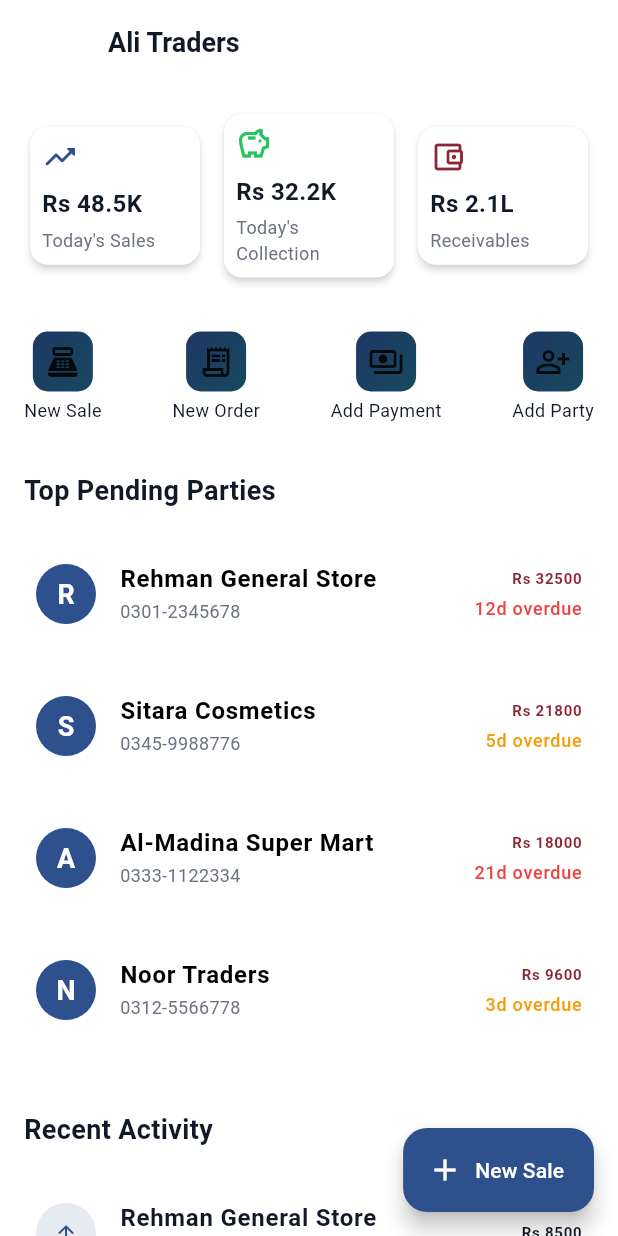
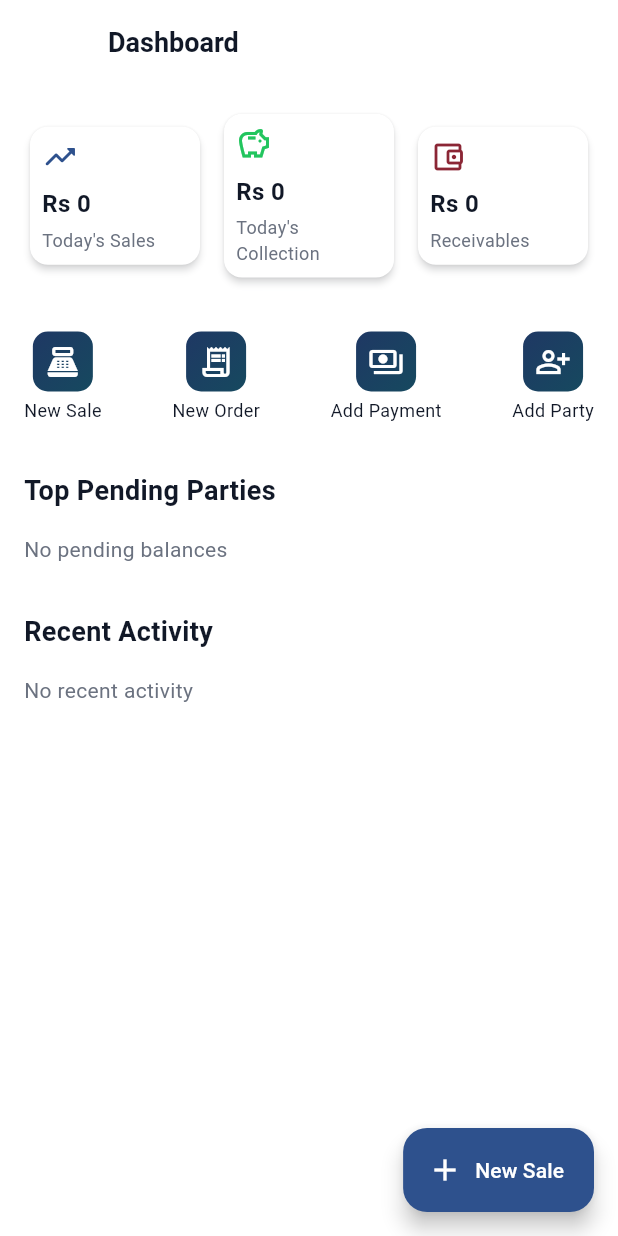
Before and after one commit to mohsinkhan117/katha_management, a Flutter app: the screen it shows after launch, on a phone screen of 412 x 824 dp. Run offline on Flutter 3.47's test engine with Material 3 defaults, Android fonts, the phone set to English and light mode, and no system bars; our stand-ins replace permission_handler, sqflite; accounts and stored records are empty; Roboto replaces fonts that are missing (Poppins).

Commit message:
dashboard working completely

```diff
--- a/lib/main.dart
+++ b/lib/main.dart
@@ -25,7 +25,7 @@ class MyApp extends StatelessWidget {
   Widget build(BuildContext context) {
     return MultiProvider(
       providers: [
-        ChangeNotifierProvider(create: (_) => DashboardViewModel()),
+        ChangeNotifierProvider(create: (_) => DashboardViewmodel()),
         ChangeNotifierProvider(create: (_) => NewSaleViewModel()),
         ChangeNotifierProvider(create: (_) => NewOrderViewModel()),
         ChangeNotifierProvider(create: (_) => PaymentViewModel()),
--- a/lib/ui/dashboard/dashboard_view.dart
+++ b/lib/ui/dashboard/dashboard_view.dart
@@ -8,14 +8,14 @@ import 'package:katha_management/ui/new_order/new_order_view.dart';
 import 'package:katha_management/ui/new_sale/new_sale_view.dart';
 import 'package:provider/provider.dart';
 
-import '../../core/constants/sizes/sizes.dart';
-import '../../core/theme/app_colors/app_colors.dart';
+import '../../../core/constants/sizes/sizes.dart';
+import '../../../core/theme/app_colors/app_colors.dart';
 
 class DashboardView extends StatelessWidget {
-  static const String routeName = '/dashboard_view';
+  static const String routeName = '/dashboard-view';
   static Route route() {
     return MaterialPageRoute(
-      builder: (context) => const DashboardView(),
+      builder: (context) => DashboardView(),
       settings: RouteSettings(name: routeName),
     );
   }
@@ -24,14 +24,23 @@ class DashboardView extends StatelessWidget {
 
   @override
   Widget build(BuildContext context) {
+    return ChangeNotifierProvider(
+      create: (_) => DashboardViewmodel(),
+      child: const _HomeViewBody(),
+    );
+  }
+}
+
+class _HomeViewBody extends StatelessWidget {
+  const _HomeViewBody();
+
+  @override
+  Widget build(BuildContext context) {
     return Scaffold(
-      appBar: AppBar(
-        title: Text(Provider.of<DashboardViewModel>(context).businessName),
-        leading: Text(''),
-      ),
-      body: Consumer<DashboardViewModel>(
+      appBar: AppBar(title: const Text('Dashboard'), leading: Text('')),
+      body: Consumer<DashboardViewmodel>(
         builder: (context, vm, _) {
-          if (vm.isLoading) {
+          if (vm.isLoading && vm.totalPartiesCount == 0) {
             return const Center(child: CircularProgressIndicator());
           }
 
@@ -40,6 +49,10 @@ class DashboardView extends StatelessWidget {
             child: ListView(
               padding: const EdgeInsets.all(AppSizes.md),
               children: [
+                if (vm.errorMessage != null) ...[
+                  _ErrorBanner(message: vm.errorMessage!),
+                  const SizedBox(height: AppSizes.spaceBtwSections),
+                ],
                 _SummaryCards(vm: vm),
                 const SizedBox(height: AppSizes.spaceBtwSections),
                 const _QuickActions(),
@@ -50,7 +63,7 @@ class DashboardView extends StatelessWidget {
                 const SizedBox(height: AppSizes.spaceBtwSections),
                 const _SectionHeader(title: 'Recent Activity'),
                 const SizedBox(height: AppSizes.spaceBtwItems),
-                _RecentTransactionsList(transactions: vm.recentTransactions),
+                _RecentActivityList(items: vm.recentActivity),
                 const SizedBox(height: AppSizes.spaceBtwSections),
               ],
             ),
@@ -58,11 +71,7 @@ class DashboardView extends StatelessWidget {
         },
       ),
       floatingActionButton: FloatingActionButton.extended(
-        onPressed: () => Navigator.push(
-          context,
-          MaterialPageRoute(builder: (context) => NewSaleView()),
-        ),
-
+        onPressed: () {},
         icon: const Icon(Icons.add),
         label: const Text('New Sale'),
       ),
@@ -70,9 +79,44 @@ class DashboardView extends StatelessWidget {
   }
 }
 
+class _ErrorBanner extends StatelessWidget {
+  const _ErrorBanner({required this.message});
+  final String message;
+
+  @override
+  Widget build(BuildContext context) {
+    return Container(
+      padding: const EdgeInsets.all(AppSizes.sm),
+      decoration: BoxDecoration(
+        color: AppColors.error.withValues(alpha: 0.1),
+        borderRadius: BorderRadius.circular(AppSizes.borderRadiusMd),
+      ),
+      child: Row(
+        children: [
+          const Icon(
+            Icons.error_outline,
+            color: AppColors.error,
+            size: AppSizes.iconSm,
+          ),
+          const SizedBox(width: AppSizes.sm),
+          Expanded(
+            child: Text(
+              message,
+              style: const TextStyle(
+                fontSize: AppSizes.fontSizeSm,
+                color: AppColors.error,
+              ),
+            ),
+          ),
+        ],
+      ),
+    );
+  }
+}
+
 class _SummaryCards extends StatelessWidget {
   const _SummaryCards({required this.vm});
-  final DashboardViewModel vm;
+  final DashboardViewmodel vm;
 
   @override
   Widget build(BuildContext context) {
@@ -170,7 +214,7 @@ class _QuickActions extends StatelessWidget {
 
   @override
   Widget build(BuildContext context) {
-    List actions = [
+    final actions = [
       (
         Icons.point_of_sale_outlined,
         'New Sale',
@@ -231,10 +275,20 @@ class _QuickActionButton extends StatelessWidget {
               gradient: AppColors.primaryLinerGradient,
               borderRadius: BorderRadius.circular(AppSizes.borderRadiusMd),
             ),
-            child: Icon(icon, size: AppSizes.iconMd),
+            child: Icon(
+              icon,
+              color: AppColors.textWhite,
+              size: AppSizes.iconMd,
+            ),
           ),
           const SizedBox(height: AppSizes.xs),
-          Text(label, style: const TextStyle(fontSize: AppSizes.fontSizeSm)),
+          Text(
+            label,
+            style: const TextStyle(
+              fontSize: AppSizes.fontSizeSm,
+              color: AppColors.textPrimary,
+            ),
+          ),
         ],
       ),
     );
@@ -242,7 +296,7 @@ class _QuickActionButton extends StatelessWidget {
 }
 
 class _SectionHeader extends StatelessWidget {
-  const _SectionHeader({required this.title}) : onSeeAll = null;
+  const _SectionHeader({required this.title, this.onSeeAll});
   final String title;
   final VoidCallback? onSeeAll;
 
@@ -274,13 +328,13 @@ class _SectionHeader extends StatelessWidget {
 
 class _PendingPartiesList extends StatelessWidget {
   const _PendingPartiesList({required this.parties});
-  final List<DummyPendingParty> parties;
+  final List<PartyBalanceSummary> parties;
 
   @override
   Widget build(BuildContext context) {
     if (parties.isEmpty) {
       return const Text(
-        'No pending balances ',
+        'No pending balances',
         style: TextStyle(color: AppColors.textSecondary),
       );
     }
@@ -300,29 +354,42 @@ class _PendingPartiesList extends StatelessWidget {
 
 class _PendingPartyTile extends StatelessWidget {
   const _PendingPartyTile({required this.party});
-  final DummyPendingParty party;
+  final PartyBalanceSummary party;
 
   @override
   Widget build(BuildContext context) {
-    final isOverdue = party.daysOverdue > 7;
+    final days = party.daysSinceOldestDue;
+    final isOverdue = days != null && days > 7;
 
-    return ListTile(
+    return Card(
+      elevation: AppSizes.cardElevation,
+      shape: RoundedRectangleBorder(
+        borderRadius: BorderRadius.circular(AppSizes.cardRadiusSm),
+      ),
+      child: ListTile(
         contentPadding: const EdgeInsets.symmetric(
           horizontal: AppSizes.sm,
           vertical: AppSizes.xs,
         ),
         leading: CircleAvatar(
+          backgroundColor: AppColors.lightContainer,
           child: Text(
-          party.name.isNotEmpty ? party.name[0] : '?',
-          style: const TextStyle(fontWeight: FontWeight.bold),
+            party.partyName.isNotEmpty ? party.partyName[0] : '?',
+            style: const TextStyle(
+              color: AppColors.primary,
+              fontWeight: FontWeight.bold,
+            ),
           ),
         ),
         title: Text(
-        party.name,
-        style: const TextStyle(fontWeight: FontWeight.w600),
+          party.partyName,
+          style: const TextStyle(
+            fontWeight: FontWeight.w600,
+            color: AppColors.textPrimary,
+          ),
         ),
         subtitle: Text(
-        party.phone,
+          party.partyPhone ?? 'No phone on file',
           style: const TextStyle(
             fontSize: AppSizes.fontSizeSm,
             color: AppColors.textSecondary,
@@ -341,7 +408,7 @@ class _PendingPartyTile extends StatelessWidget {
             ),
             const SizedBox(height: AppSizes.xs),
             Text(
-            '${party.daysOverdue}d overdue',
+              days != null ? '${days}d overdue' : 'Opening balance',
               style: TextStyle(
                 fontSize: AppSizes.fontSizeSm,
                 color: isOverdue ? AppColors.error : AppColors.warning,
@@ -349,17 +416,18 @@ class _PendingPartyTile extends StatelessWidget {
             ),
           ],
         ),
+      ),
     );
   }
 }
 
-class _RecentTransactionsList extends StatelessWidget {
-  const _RecentTransactionsList({required this.transactions});
-  final List<DummyTransaction> transactions;
+class _RecentActivityList extends StatelessWidget {
+  const _RecentActivityList({required this.items});
+  final List<ActivityItem> items;
 
   @override
   Widget build(BuildContext context) {
-    if (transactions.isEmpty) {
+    if (items.isEmpty) {
       return const Text(
         'No recent activity',
         style: TextStyle(color: AppColors.textSecondary),
@@ -367,11 +435,11 @@ class _RecentTransactionsList extends StatelessWidget {
     }
 
     return Column(
-      children: transactions
+      children: items
           .map(
-            (t) => Padding(
+            (item) => Padding(
               padding: const EdgeInsets.only(bottom: AppSizes.sm),
-              child: _TransactionTile(transaction: t),
+              child: _ActivityTile(item: item),
             ),
           )
           .toList(),
@@ -379,18 +447,22 @@ class _RecentTransactionsList extends StatelessWidget {
   }
 }
 
-class _TransactionTile extends StatelessWidget {
-  const _TransactionTile({required this.transaction});
-  final DummyTransaction transaction;
+class _ActivityTile extends StatelessWidget {
+  const _ActivityTile({required this.item});
+  final ActivityItem item;
 
   (IconData, Color, String) get _typeMeta {
-    switch (transaction.type) {
-      case DummyTransactionType.sale:
+    switch (item.type) {
+      case ActivityType.sale:
         return (Icons.arrow_upward_rounded, AppColors.primary, 'Sale');
-      case DummyTransactionType.payment:
+      case ActivityType.payment:
         return (Icons.arrow_downward_rounded, AppColors.success, 'Payment');
-      case DummyTransactionType.returnItem:
-        return (Icons.undo_rounded, AppColors.tetraColor, 'Return');
+      case ActivityType.order:
+        return (
+          Icons.receipt_long_outlined,
+          AppColors.secondary,
+          'Order Placed',
+        );
     }
   }
 
@@ -405,7 +477,12 @@ class _TransactionTile extends StatelessWidget {
   Widget build(BuildContext context) {
     final (icon, color, label) = _typeMeta;
 
-    return ListTile(
+    return Card(
+      elevation: AppSizes.cardElevation,
+      shape: RoundedRectangleBorder(
+        borderRadius: BorderRadius.circular(AppSizes.cardRadiusSm),
+      ),
+      child: ListTile(
         contentPadding: const EdgeInsets.symmetric(
           horizontal: AppSizes.sm,
           vertical: AppSizes.xs,
@@ -415,26 +492,27 @@ class _TransactionTile extends StatelessWidget {
           child: Icon(icon, color: color, size: AppSizes.iconSm),
         ),
         title: Text(
-        transaction.partyName,
+          item.partyName,
           style: const TextStyle(
             fontWeight: FontWeight.w600,
             color: AppColors.textPrimary,
           ),
         ),
         subtitle: Text(
-        '$label • ${_formatTime(transaction.date)}',
+          '$label • ${_formatTime(item.date)}',
           style: const TextStyle(
             fontSize: AppSizes.fontSizeSm,
             color: AppColors.textSecondary,
           ),
         ),
         trailing: Text(
-        'Rs ${transaction.amount.toStringAsFixed(0)}',
+          'Rs ${item.amount.toStringAsFixed(0)}',
           style: TextStyle(
             fontWeight: FontWeight.bold,
-          color: transaction.type == DummyTransactionType.payment
+            color: item.type == ActivityType.payment
                 ? AppColors.success
                 : AppColors.textPrimary,
+          ),
         ),
       ),
     );
--- a/lib/ui/dashboard/dashboard_view_model.dart
+++ b/lib/ui/dashboard/dashboard_view_model.dart
@@ -1,145 +1,262 @@
 // lib/features/home/logic/home_view_model.dart
 
 import 'package:flutter/material.dart';
+import 'package:katha_management/core/models/new_order/new_order_model.dart';
+import 'package:katha_management/core/models/party_model.dart';
+import 'package:katha_management/core/models/payment/payment_model.dart';
+import 'package:katha_management/core/models/sale_model.dart';
+import 'package:katha_management/features/order/data/repositories/order_repository.dart';
+import 'package:katha_management/features/order/data/repositories/sqflite_order_repository.dart';
+import 'package:katha_management/features/party/data/repositories/party_repository.dart';
+import 'package:katha_management/features/party/data/repositories/sqflite_party_repository.dart';
+import 'package:katha_management/features/payment/data/repositories/payment_repository.dart';
+import 'package:katha_management/features/payment/data/repositories/sqflite_payment_repository.dart';
+import 'package:katha_management/features/sale/data/repositories/sale_repository.dart';
+import 'package:katha_management/features/sale/data/repositories/sqflite_sale_repository.dart';
 
-/// ────────────────────────────────────────────────────────────────
-/// TEMPORARY DUMMY MODELS
-/// These will be replaced by the real `Party` / `Transaction` models
-/// once the Party & Ledger modules (Phase 1 & 4) are implemented.
-/// Kept here for now so the Home screen can be built and visualized
-/// before the sqflite repositories exist.
-/// ────────────────────────────────────────────────────────────────
+enum ActivityType { sale, payment, order }
 
-enum DummyTransactionType { sale, payment, returnItem }
-
-class DummyPendingParty {
-  final String name;
-  final String phone;
-  final double balanceDue;
-  final int daysOverdue;
-
-  const DummyPendingParty({
-    required this.name,
-    required this.phone,
-    required this.balanceDue,
-    required this.daysOverdue,
-  });
-}
-
-class DummyTransaction {
+/// A single row in the dashboard's "Recent Activity" feed.
+///
+/// This is a display-only view built by merging Sale, Payment, and
+/// Order records — it isn't persisted anywhere itself.
+class ActivityItem {
+  final ActivityType type;
   final String partyName;
-  final DummyTransactionType type;
   final double amount;
   final DateTime date;
 
-  const DummyTransaction({
+  const ActivityItem({
+    required this.type,
     required this.partyName,
-    required this.type,
     required this.amount,
     required this.date,
   });
 }
 
-/// ────────────────────────────────────────────────────────────────
-/// HomeViewModel
-/// Feeds the Dashboard (Home) screen. Currently backed by dummy data
-/// so the UI can be designed before the sqflite repositories
-/// (Phase 0–4) are wired in. Swap `loadDashboardData` to call the
-/// real repositories once they exist — the UI won't need to change.
-/// ────────────────────────────────────────────────────────────────
-class DashboardViewModel extends ChangeNotifier {
+/// A party's outstanding balance as shown on the dashboard.
+///
+/// `balanceDue` = opening balance + unpaid sales - unapplied advance
+/// payments. This is computed fresh on every load rather than stored
+/// anywhere (see `PartyModel`'s doc comment on why). Once a dedicated
+/// Ledger module exists, this computation belongs there instead —
+/// this class will likely become that module's output type.
+class PartyBalanceSummary {
+  final String partyId;
+  final String partyName;
+  final String? partyPhone;
+  final double balanceDue;
+  final DateTime? oldestPendingSaleDate;
+
+  const PartyBalanceSummary({
+    required this.partyId,
+    required this.partyName,
+    this.partyPhone,
+    required this.balanceDue,
+    this.oldestPendingSaleDate,
+  });
+
+  int? get daysSinceOldestDue {
+    if (oldestPendingSaleDate == null) return null;
+    return DateTime.now().difference(oldestPendingSaleDate!).inDays;
+  }
+}
+
+/// Feeds the Dashboard (Home) screen with live data pulled from
+/// sqflite via the Sale/Order/Payment/Party repositories.
+///
+/// All aggregation (today's totals, receivables, top pending parties)
+/// happens here rather than in the View, so the View stays pure
+/// presentation — and so this logic can move wholesale into a
+/// dedicated Ledger/Reports repository later without the View ever
+/// needing to change.
+class DashboardViewmodel extends ChangeNotifier {
+  DashboardViewmodel({
+    SaleRepository? saleRepository,
+    OrderRepository? orderRepository,
+    PaymentRepository? paymentRepository,
+    PartyRepository? partyRepository,
+  }) : _saleRepository = saleRepository ?? SqfliteSaleRepository(),
+       _orderRepository = orderRepository ?? SqfliteOrderRepository(),
+       _paymentRepository = paymentRepository ?? SqflitePaymentRepository(),
+       _partyRepository = partyRepository ?? SqflitePartyRepository() {
+    loadDashboardData();
+  }
+
+  final SaleRepository _saleRepository;
+  final OrderRepository _orderRepository;
+  final PaymentRepository _paymentRepository;
+  final PartyRepository _partyRepository;
+
   bool _isLoading = false;
   bool get isLoading => _isLoading;
 
-  String businessName = 'Ali Traders';
+  String? errorMessage;
 
   double todaySales = 0;
   double todayCollection = 0;
   double totalReceivables = 0;
   int totalPartiesCount = 0;
 
-  List<DummyPendingParty> topPendingParties = [];
-  List<DummyTransaction> recentTransactions = [];
-
-  DashboardViewModel() {
-    loadDashboardData();
-  }
+  List<PartyBalanceSummary> topPendingParties = [];
+  List<ActivityItem> recentActivity = [];
 
   Future<void> loadDashboardData() async {
     _isLoading = true;
+    errorMessage = null;
     notifyListeners();
 
-    // Simulate a DB call — replace with repository calls in Phase 4.
-    await Future.delayed(const Duration(milliseconds: 600));
+    try {
+      // Fetched in parallel — these four calls don't depend on each
+      // other, so there's no reason to await them one at a time.
+      final results = await Future.wait([
+        _saleRepository.getAllSales(),
+        _orderRepository.getAllOrders(),
+        _paymentRepository.getAllPayments(),
+        _partyRepository.getAllParties(),
+      ]);
 
-    todaySales = 48500;
-    todayCollection = 32200;
-    totalReceivables = 214750;
-    totalPartiesCount = 37;
+      final sales = results[0] as List<SaleModel>;
+      final orders = results[1] as List<OrderModel>;
+      final payments = results[2] as List<PaymentModel>;
+      final parties = results[3] as List<PartyModel>;
 
-    topPendingParties = const [
-      DummyPendingParty(
-        name: 'Rehman General Store',
-        phone: '0301-2345678',
-        balanceDue: 32500,
-        daysOverdue: 12,
+      bool isToday(DateTime date) {
+        final now = DateTime.now();
+        return date.year == now.year &&
+            date.month == now.month &&
+            date.day == now.day;
+      }
+
+      todaySales = sales
+          .where((sale) => isToday(sale.saleDate))
+          .fold(0.0, (sum, sale) => sum + sale.totalAmount);
+
+      todayCollection = payments
+          .where((payment) => isToday(payment.paymentDate))
+          .fold(0.0, (sum, payment) => sum + payment.amount);
+
+      totalPartiesCount = parties.length;
+
+      final balances = _buildPartyBalances(parties, sales, payments);
+
+      totalReceivables = balances
+          .where((p) => p.balanceDue > 0)
+          .fold(0.0, (sum, p) => sum + p.balanceDue);
+
+      topPendingParties = balances.where((p) => p.balanceDue > 0).toList()
+        ..sort((a, b) => b.balanceDue.compareTo(a.balanceDue));
+      topPendingParties = topPendingParties.take(5).toList();
+
+      recentActivity = _buildRecentActivity(sales, payments, orders);
+    } catch (e) {
+      errorMessage = 'Failed to load dashboard: $e';
+    } finally {
+      _isLoading = false;
+      notifyListeners();
+    }
+  }
+
+  Future<void> refresh() => loadDashboardData();
+
+  List<PartyBalanceSummary> _buildPartyBalances(
+    List<PartyModel> parties,
+    List<SaleModel> sales,
+    List<PaymentModel> payments,
+  ) {
+    return parties.map((party) {
+      final partySales = sales.where(
+        (sale) =>
+            _belongsToParty(party, id: sale.partyId, name: sale.partyName),
+      );
+
+      final partyPayments = payments.where(
+        (payment) => _belongsToParty(
+          party,
+          id: payment.partyId,
+          name: payment.partyName,
+        ),
+      );
+
+      final salesBalance = partySales.fold(
+        0.0,
+        (sum, sale) => sum + sale.balanceDue,
+      );
+
+      // Money received but not yet applied to a specific bill reduces
+      // what the party still owes overall.
+      final unallocatedAdvance = partyPayments.fold(
+        0.0,
+        (sum, payment) => sum + payment.unallocatedAmount,
+      );
+
+      DateTime? oldestPendingSaleDate;
+      for (final sale in partySales) {
+        if (sale.balanceDue <= 0) continue;
+        if (oldestPendingSaleDate == null ||
+            sale.saleDate.isBefore(oldestPendingSaleDate)) {
+          oldestPendingSaleDate = sale.saleDate;
+        }
+      }
+
+      final balance = party.openingBalance + salesBalance - unallocatedAdvance;
+
+      return PartyBalanceSummary(
+        partyId: party.id,
+        partyName: party.name,
+        partyPhone: party.phone,
+        balanceDue: balance,
+        oldestPendingSaleDate: oldestPendingSaleDate,
+      );
+    }).toList();
+  }
+
+  /// Sales/Orders/Payments still fall back to free-text party names
+  /// until every module is wired to a real Party picker — matches on
+  /// `partyId` when present, otherwise falls back to a
+  /// case-insensitive name match.
+  bool _belongsToParty(
+    PartyModel party, {
+    required String? id,
+    required String name,
+  }) {
+    if (id != null && id == party.id) return true;
+    return name.trim().toLowerCase() == party.name.trim().toLowerCase();
+  }
+
+  List<ActivityItem> _buildRecentActivity(
+    List<SaleModel> sales,
+    List<PaymentModel> payments,
+    List<OrderModel> orders,
+  ) {
+    final items = <ActivityItem>[
+      ...sales.map(
+        (sale) => ActivityItem(
+          type: ActivityType.sale,
+          partyName: sale.partyName,
+          amount: sale.totalAmount,
+          date: sale.saleDate,
+        ),
       ),
-      DummyPendingParty(
-        name: 'Sitara Cosmetics',
-        phone: '0345-9988776',
-        balanceDue: 21800,
-        daysOverdue: 5,
+      ...payments.map(
+        (payment) => ActivityItem(
+          type: ActivityType.payment,
+          partyName: payment.partyName,
+          amount: payment.amount,
+          date: payment.paymentDate,
+        ),
       ),
-      DummyPendingParty(
-        name: 'Al-Madina Super Mart',
-        phone: '0333-1122334',
-        balanceDue: 18000,
-        daysOverdue: 21,
-      ),
-      DummyPendingParty(
-        name: 'Noor Traders',
-        phone: '0312-5566778',
-        balanceDue: 9600,
-        daysOverdue: 3,
+      ...orders.map(
+        (order) => ActivityItem(
+          type: ActivityType.order,
+          partyName: order.partyName,
+          amount: order.totalAmount,
+          date: order.orderDate,
+        ),
       ),
     ];
 
-    recentTransactions = [
-      DummyTransaction(
-        partyName: 'Rehman General Store',
-        type: DummyTransactionType.sale,
-        amount: 8500,
-        date: DateTime.now().subtract(const Duration(hours: 1)),
-      ),
-      DummyTransaction(
-        partyName: 'Sitara Cosmetics',
-        type: DummyTransactionType.payment,
-        amount: 5000,
-        date: DateTime.now().subtract(const Duration(hours: 3)),
-      ),
-      DummyTransaction(
-        partyName: 'Noor Traders',
-        type: DummyTransactionType.sale,
-        amount: 6200,
-        date: DateTime.now().subtract(const Duration(hours: 5)),
-      ),
-      DummyTransaction(
-        partyName: 'Al-Madina Super Mart',
-        type: DummyTransactionType.returnItem,
-        amount: 1200,
-        date: DateTime.now().subtract(const Duration(hours: 8)),
-      ),
-      DummyTransaction(
-        partyName: 'Rehman General Store',
-        type: DummyTransactionType.payment,
-        amount: 15000,
-        date: DateTime.now().subtract(const Duration(days: 1)),
-      ),
-    ];
-
-    _isLoading = false;
-    notifyListeners();
+    items.sort((a, b) => b.date.compareTo(a.date));
+    return items.take(10).toList();
   }
-
-  Future<void> refresh() => loadDashboardData();
 }
```
Lines whose indentation alone changed are shown as unchanged.
